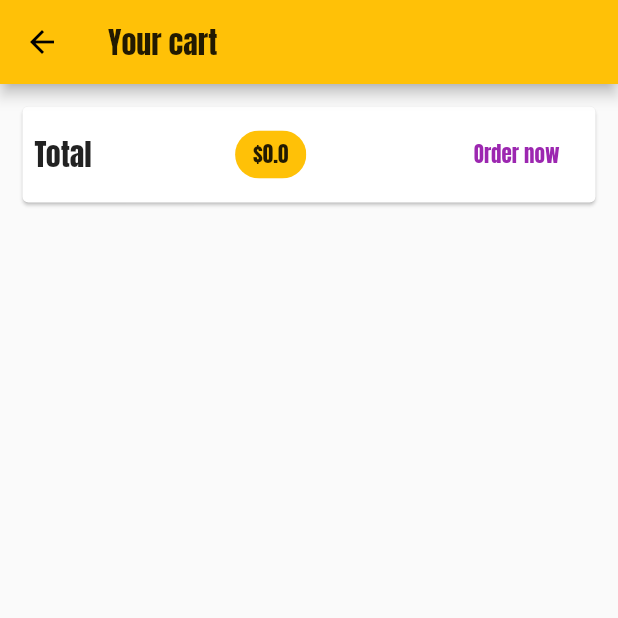
After one commit to camvrst/flutter_shop_app, a Flutter app: the CartScreen screen opened by its route, on a phone screen of 412 x 824 dp, the top half of it. The commit adds this screen. Run offline on Flutter 3.47's test engine with Material 2 defaults, Android fonts, the phone set to English and light mode, and no system bars; network calls fail.

Commit message:
added cart-item dismissible on the cart

```diff
--- a/lib/main.dart
+++ b/lib/main.dart
@@ -4,6 +4,8 @@ import 'package:provider/provider.dart';
 import './screens/products_overview_screen.dart';
 import './screens/product_details_screen.dart';
 import './providers/products_provider.dart';
+import './screens/cart_screen.dart';
+
 
 void main() => runApp(MyApp());
 
@@ -33,6 +35,7 @@ class MyApp extends StatelessWidget {
         home: ProductsOverviewScreen(),
         routes: {
           ProductDetailScreen.routeName: (ctxt) => ProductDetailScreen(),
+          CartScreen.routeName: (ctxt) => CartScreen(),
         },
       ),
     );
@@ -50,5 +53,6 @@ class MyHomePage extends StatelessWidget {
         child: Text('Let\'s build a shop!'),
       ),
     );
+
   }
 }
--- a/lib/providers/cart.dart
+++ b/lib/providers/cart.dart
@@ -25,12 +25,25 @@ class Cart with ChangeNotifier {
   int get itemCount {
     return _items.length;
   }
+
+  // total amount
+  double get totalAmount {
+    var total = 0.0;
+    _items.forEach((key, cartItem) {
+      total += cartItem.price * cartItem.quantity;
+    });
+    return total;
+  }
+
   void addItem(String productId, double price, String name) {
     if (_items.containsKey(productId)) {
       _items.update(
         productId,
-        (existingCartItem) =>
-            CartItem(id: productId, name: name, price: price, quantity: existingCartItem.quantity + 1),
+        (existingCartItem) => CartItem(
+            id: productId,
+            name: name,
+            price: price,
+            quantity: existingCartItem.quantity + 1),
       );
     } else {
       _items.putIfAbsent(
@@ -45,4 +58,10 @@ class Cart with ChangeNotifier {
     // to update when click on add to basket
     notifyListeners();
   }
+
+  void removeItem(String productId) {
+    _items.remove(productId);
+    notifyListeners();
+
+  }
 }
--- a/lib/providers/products_provider.dart
+++ b/lib/providers/products_provider.dart
@@ -1,5 +1,4 @@
 import 'package:flutter/material.dart';
-import 'package:flutter_shop_app/widgets/products_grid.dart';
 import './products.dart';
 
 // mixin to merge some properties (heritance)
--- /dev/null
+++ b/lib/screens/cart_screen.dart
@@ -0,0 +1,70 @@
+import 'package:flutter/material.dart';
+import 'package:provider/provider.dart';
+import '../providers/cart.dart';
+import '../widgets/cart_item.dart' as ci;
+
+class CartScreen extends StatelessWidget {
+  static const routeName = '/cart';
+
+  @override
+  Widget build(BuildContext context) {
+    // Add provider to listen the items added in the cart
+    final cart = Provider.of<Cart>(context);
+    return Scaffold(
+      appBar: AppBar(
+        title: Text('Your cart'),
+      ),
+      body: Column(
+        children: <Widget>[
+          Card(
+            margin: EdgeInsets.all(15),
+            child: Padding(
+              padding: EdgeInsets.all(8),
+              child: Row(
+                mainAxisAlignment: MainAxisAlignment.spaceBetween,
+                children: <Widget>[
+                  Text(
+                    'Total',
+                    style: TextStyle(fontSize: 20),
+                  ),
+                  Chip(
+                    label: Text(
+                      '\$${cart.totalAmount}',
+                      style: TextStyle(
+                          color: Theme.of(context)
+                              .primaryTextTheme
+                              .headline6
+                              .color),
+                    ),
+                    backgroundColor: Theme.of(context).primaryColor,
+                  ),
+                  FlatButton(
+                    onPressed: () {},
+                    child: Text(
+                      'Order now',
+                      style: TextStyle(
+                        color: Theme.of(context).accentColor,
+                      ),
+                    ),
+                  )
+                ],
+              ),
+            ),
+          ),
+          SizedBox(height: 10),
+          Expanded(
+            child: ListView.builder(
+              itemCount: cart.items.length,
+              itemBuilder: (ctxt, i) => ci.CartItem(
+                  quantity: cart.items.values.toList()[i].quantity,
+                  id: cart.items.values.toList()[i].id,
+                  price: cart.items.values.toList()[i].price,
+                  name: cart.items.values.toList()[i].name,
+                  productId: cart.items.keys.toList()[i],),
+            ),
+          ),
+        ],
+      ),
+    );
+  }
+}
--- a/lib/screens/products_overview_screen.dart
+++ b/lib/screens/products_overview_screen.dart
@@ -1,4 +1,5 @@
 import 'package:flutter/material.dart';
+import '../screens/cart_screen.dart';
 import '../providers/cart.dart';
 import 'package:provider/provider.dart';
 import '../widgets/products_grid.dart';
@@ -56,7 +57,9 @@ class _ProductsOverviewScreenState extends State<ProductsOverviewScreen> {
             ),
             child: IconButton(
                 icon: Icon(Icons.shopping_cart),
-                onPressed: () {},
+                onPressed: () {
+                  Navigator.of(context).pushNamed(CartScreen.routeName);
+                },
               ),
           ),
         ],
```
Also changed, not shown: lib/widgets/cart_item.dart (added, +58 -0 lines).
